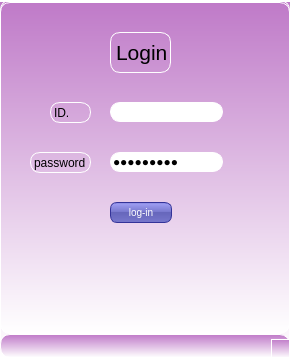
Old version of the form login.ui in the repository eya-sheikhrouhou/smart_airport-.
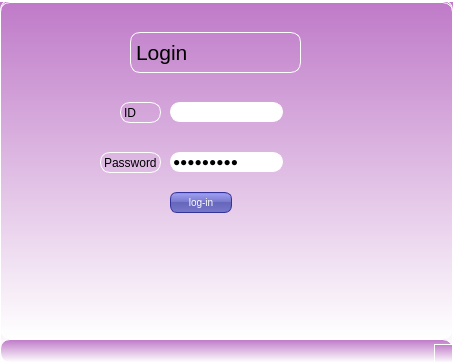
New version of the form.

The edit to the form file:
```diff
--- a/login.ui
+++ b/login.ui
@@ -6,8 +6,8 @@
    <rect>
     <x>0</x>
     <y>0</y>
-    <width>290</width>
-    <height>358</height>
+    <width>453</width>
+    <height>363</height>
    </rect>
   </property>
   <property name="windowTitle">
@@ -24,8 +24,8 @@
    <widget class="QPushButton" name="add_info">
     <property name="geometry">
      <rect>
-      <x>110</x>
-      <y>200</y>
+      <x>170</x>
+      <y>190</y>
       <width>62</width>
       <height>21</height>
      </rect>
@@ -55,7 +55,7 @@
    <widget class="QLineEdit" name="id">
     <property name="geometry">
      <rect>
-      <x>110</x>
+      <x>170</x>
       <y>100</y>
       <width>113</width>
       <height>20</height>
@@ -68,7 +68,7 @@
    <widget class="QLineEdit" name="password">
     <property name="geometry">
      <rect>
-      <x>110</x>
+      <x>170</x>
       <y>150</y>
       <width>113</width>
       <height>20</height>
@@ -87,7 +87,7 @@
    <widget class="QLabel" name="label_8">
     <property name="geometry">
      <rect>
-      <x>30</x>
+      <x>100</x>
       <y>150</y>
       <width>61</width>
       <height>21</height>
@@ -97,13 +97,13 @@
      <string notr="true">background-color: qlineargradient(spread:pad, x1:1, y1:1, x2:1, y2:1, stop:0 rgba(0, 0, 0, 0), stop:1 rgba(255, 255, 255, 255));</string>
     </property>
     <property name="text">
-     <string>password</string>
+     <string>Password</string>
     </property>
    </widget>
    <widget class="QLabel" name="label_9">
     <property name="geometry">
      <rect>
-      <x>50</x>
+      <x>120</x>
       <y>100</y>
       <width>41</width>
       <height>21</height>
@@ -113,15 +113,15 @@
      <string notr="true">background-color: qlineargradient(spread:pad, x1:1, y1:1, x2:1, y2:1, stop:0 rgba(0, 0, 0, 0), stop:1 rgba(255, 255, 255, 255));</string>
     </property>
     <property name="text">
-     <string>ID.</string>
+     <string>ID</string>
     </property>
    </widget>
    <widget class="QLabel" name="label_63">
     <property name="geometry">
      <rect>
-      <x>110</x>
+      <x>130</x>
       <y>30</y>
-      <width>61</width>
+      <width>171</width>
       <height>41</height>
      </rect>
     </property>
@@ -151,8 +151,8 @@
     <rect>
      <x>0</x>
      <y>0</y>
-     <width>290</width>
-     <height>24</height>
+     <width>453</width>
+     <height>28</height>
     </rect>
    </property>
   </widget>
```
